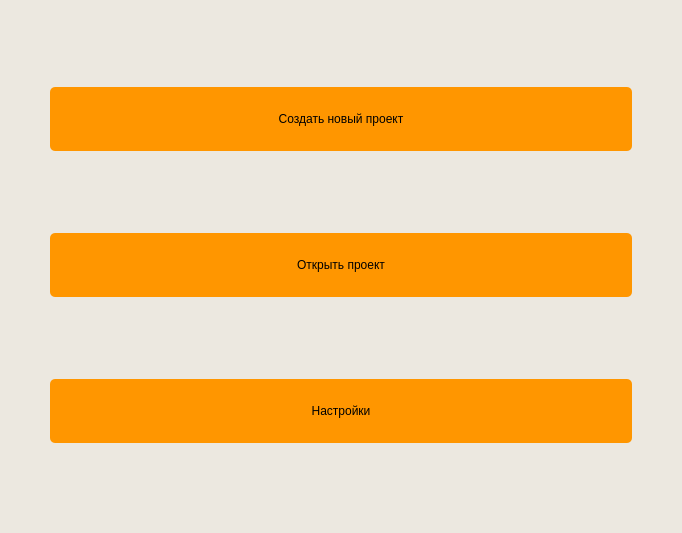
Old version of the form resources/ui/StartForm.ui in the repository StellarCampfire/GeoPhoto.
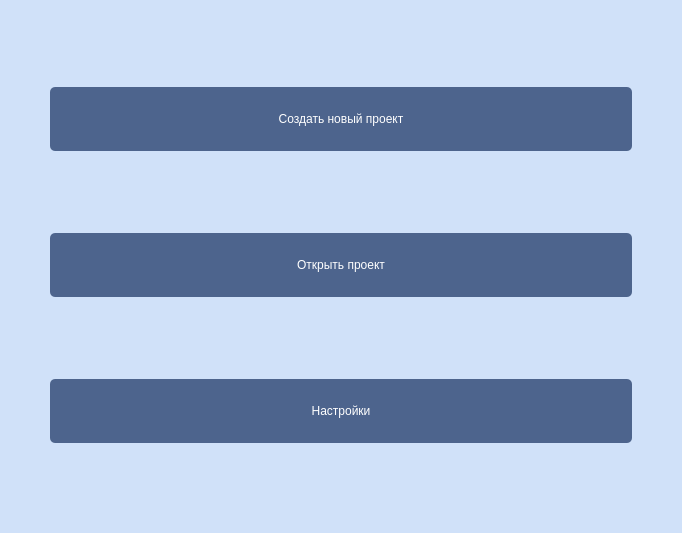
New version of the form.

What changed in the file:
```diff
--- a/resources/ui/StartForm.ui
+++ b/resources/ui/StartForm.ui
@@ -15,13 +15,13 @@
   </property>
   <property name="styleSheet">
    <string notr="true">QWidget {
-    background-color: rgb(236, 232, 224);
+    background-color: rgb(208, 225, 249);
 }
 
 QPushButton {
-    background-color: rgb(255, 150, 0);
+    background-color: rgb(77, 100, 141);
 
-    color: bllack;
+    color: white;
     border-radius: 5px;
 	padding: 25;
 	font: 57 18pt &quot;Sono Medium&quot;;
```
Left out of the diff: 4 changed lines with no effect on the pictures.
